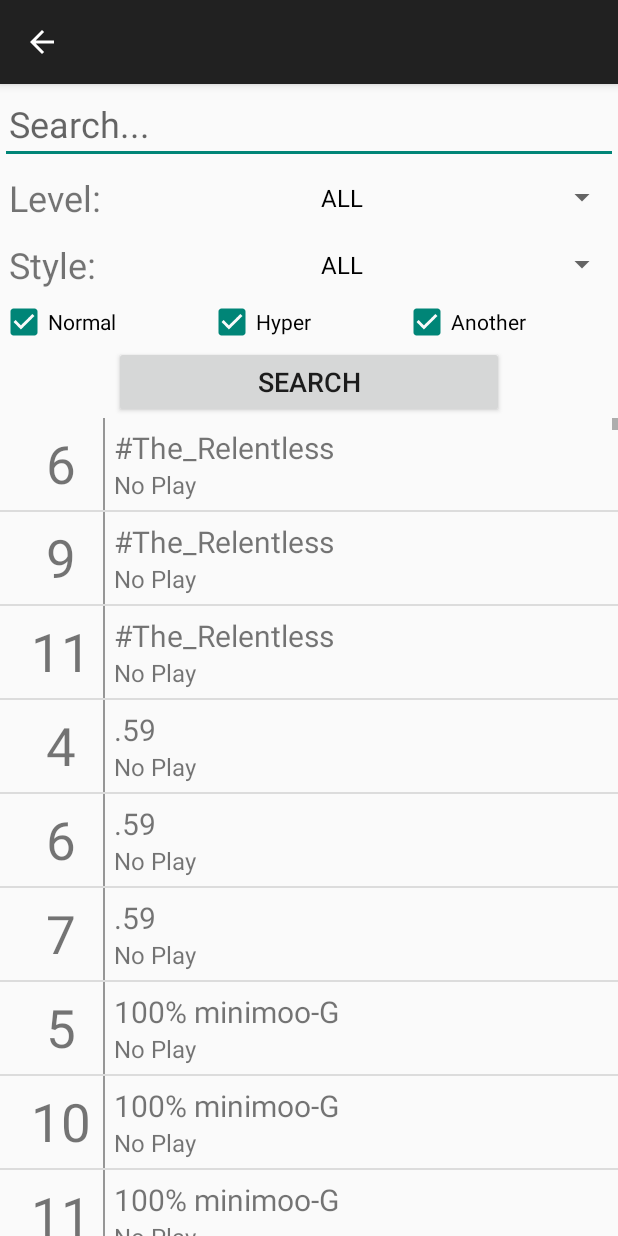
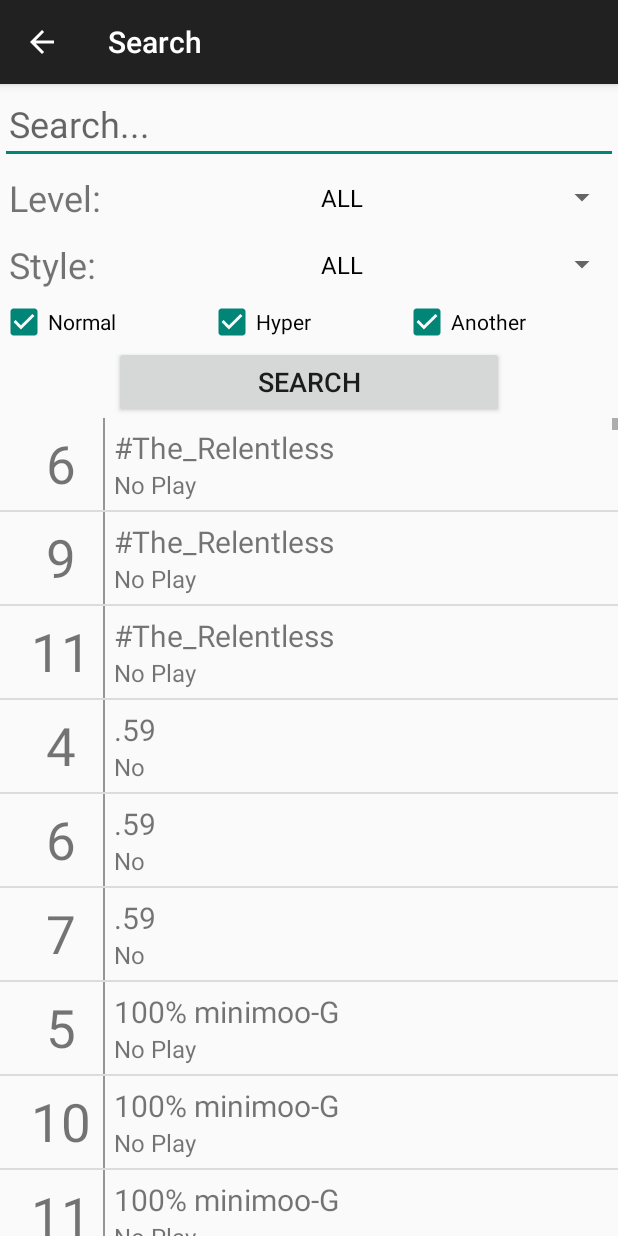
Before and after one commit to hillj35/iidxClearTracker, an Android app: the AddToGoalActivity screen opened directly, with no data from a screen before it, after a tap on "SEARCH", on a phone screen of 412 x 824 dp. Run offline under Robolectric (Android 15) with nearby library versions, the phone set to English and light mode, and no system bars.

```diff
--- a/app/src/main/java/com/example/jordan/assignment1/AddToGoalActivity.java
+++ b/app/src/main/java/com/example/jordan/assignment1/AddToGoalActivity.java
@@ -40,7 +40,12 @@ public class AddToGoalActivity extends AppCompatActivity implements SongFragment
         }
         ActionBar ab = getSupportActionBar();
         ab.setDisplayHomeAsUpEnabled(true);
-        ab.setTitle(listName);
+        if (listName == null) {
+            ab.setTitle("Search");
+        }
+        else {
+            ab.setTitle(listName);
+        }
 
         final Spinner levelSpinner = (Spinner) findViewById(R.id.spn_lvl);
         final Spinner styleSpinner = (Spinner) findViewById(R.id.spn_style);
--- a/app/src/main/res/layout/song_item.xml
+++ b/app/src/main/res/layout/song_item.xml
@@ -1,5 +1,6 @@
 <?xml version="1.0" encoding="utf-8"?>
 <LinearLayout xmlns:android="http://schemas.android.com/apk/res/android"
+    xmlns:app="http://schemas.android.com/apk/res-auto"
     android:layout_width="match_parent"
     android:layout_height="wrap_content"
     android:orientation="horizontal">
@@ -30,7 +31,7 @@
         android:background="@color/black_overlay"></View>
 
     <LinearLayout
-        android:layout_width="match_parent"
+        android:layout_width="wrap_content"
         android:layout_height="wrap_content"
         android:orientation="vertical">
 
```
Also changed, not shown: app/src/main/java/com/example/jordan/assignment1/FolderActivity.java (+16 -0 lines), app/src/main/res/menu/list_action_bar_layout.xml (added, +17 -0 lines).
